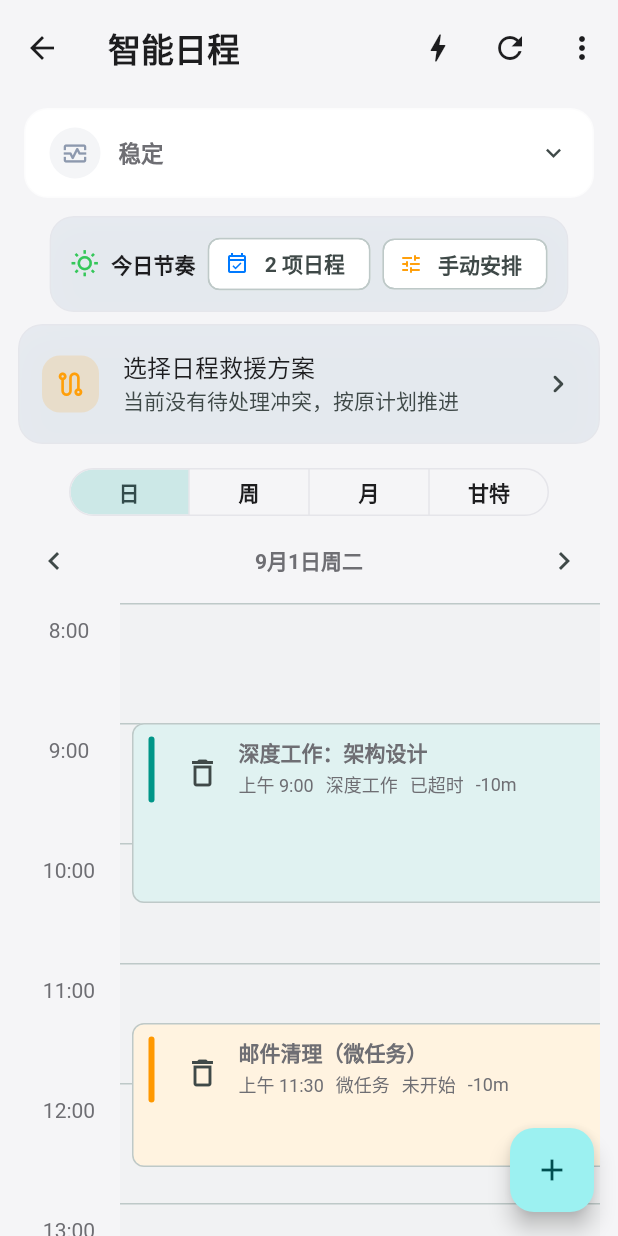
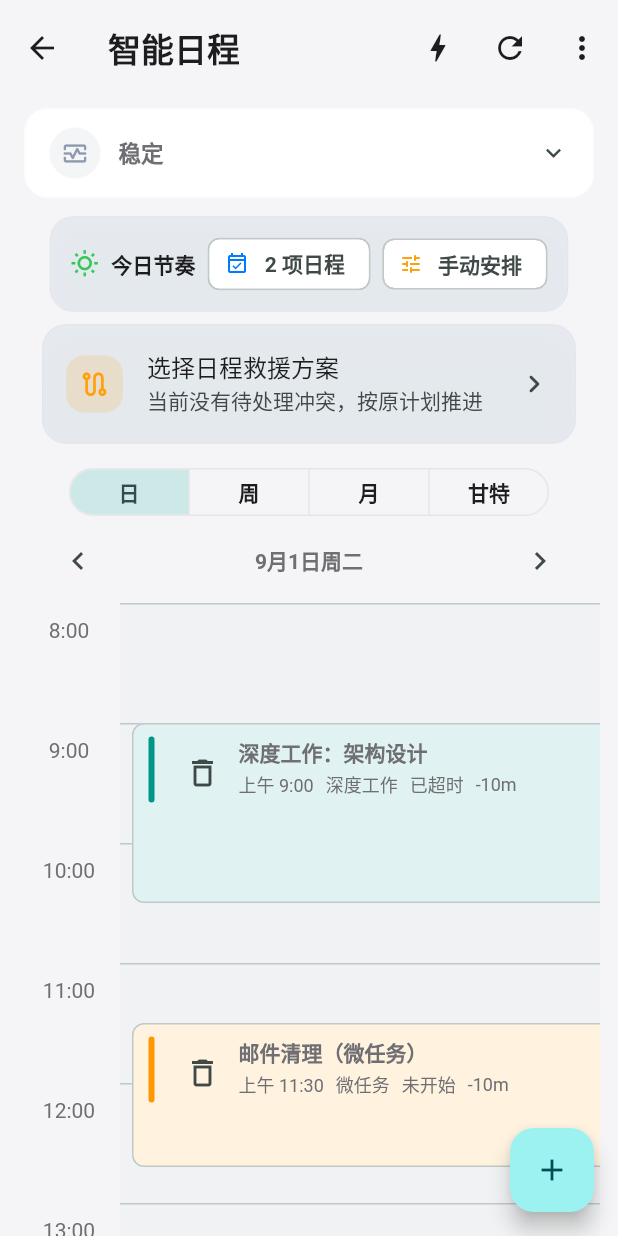
Before and after one commit to PropZzz/Ruanchuang, a Flutter app: the SmartCalendarPage screen opened directly, on a phone screen of 412 x 824 dp. Run offline on Flutter 3.47's test engine with Material 3 defaults, Android fonts, the light colour scheme and no system bars; our stand-ins replace flutter_blue_plus, image_picker, rxdart; missing offline and left inert: dart:html; accounts and stored records are empty; network calls fail; Roboto replaces fonts that are missing (PingFang SC).

```diff
--- a/lib/screens/smart_calendar_page.dart
+++ b/lib/screens/smart_calendar_page.dart
@@ -19,6 +19,7 @@ import '../widgets/emotion_quick_checkin_card.dart';
 import '../widgets/glass_surface.dart';
 import '../widgets/rescue_summary.dart';
 import '../widgets/rescue_plan_comparison.dart';
+import '../widgets/responsive_page_frame.dart';
 import '../widgets/press_scale.dart';
 import '../widgets/schedule_timeline.dart';
 import 'emotion_page.dart';
@@ -884,6 +885,9 @@ class _SmartCalendarPageState extends State<SmartCalendarPage> {
                     }
                   },
                 ),
+                ResponsivePageFrame(
+                  child: Column(
+                    children: [
                       _buildTodayStatusStrip(context, dayEntries),
                       RescueSummary(
                         accepted: _acceptedRescue,
@@ -892,6 +896,9 @@ class _SmartCalendarPageState extends State<SmartCalendarPage> {
                         compact: isCompactAppBar,
                       ),
                       _buildViewToolbar(context),
+                    ],
+                  ),
+                ),
                 Expanded(
                   child: KeyedSubtree(
                     key: const ValueKey('calendar-time-map'),
@@ -1014,6 +1021,10 @@ class _SmartCalendarPageState extends State<SmartCalendarPage> {
                 children: [
                   IconButton(
                     onPressed: () => _shiftSelectedPeriod(-1),
+                    tooltip:
+                        Localizations.localeOf(context).languageCode == 'en'
+                        ? 'Previous period'
+                        : '上一周期',
                     icon: const Icon(Icons.chevron_left),
                   ),
                   Expanded(
@@ -1027,6 +1038,10 @@ class _SmartCalendarPageState extends State<SmartCalendarPage> {
                   ),
                   IconButton(
                     onPressed: () => _shiftSelectedPeriod(1),
+                    tooltip:
+                        Localizations.localeOf(context).languageCode == 'en'
+                        ? 'Next period'
+                        : '下一周期',
                     icon: const Icon(Icons.chevron_right),
                   ),
                 ],
```
Lines whose indentation alone changed are shown as unchanged.
